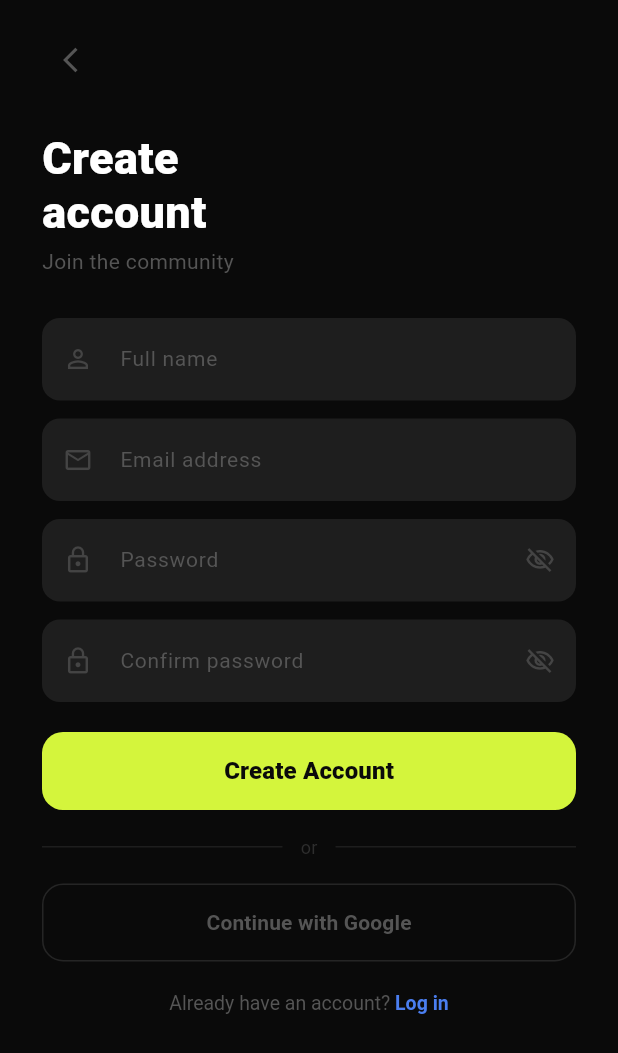
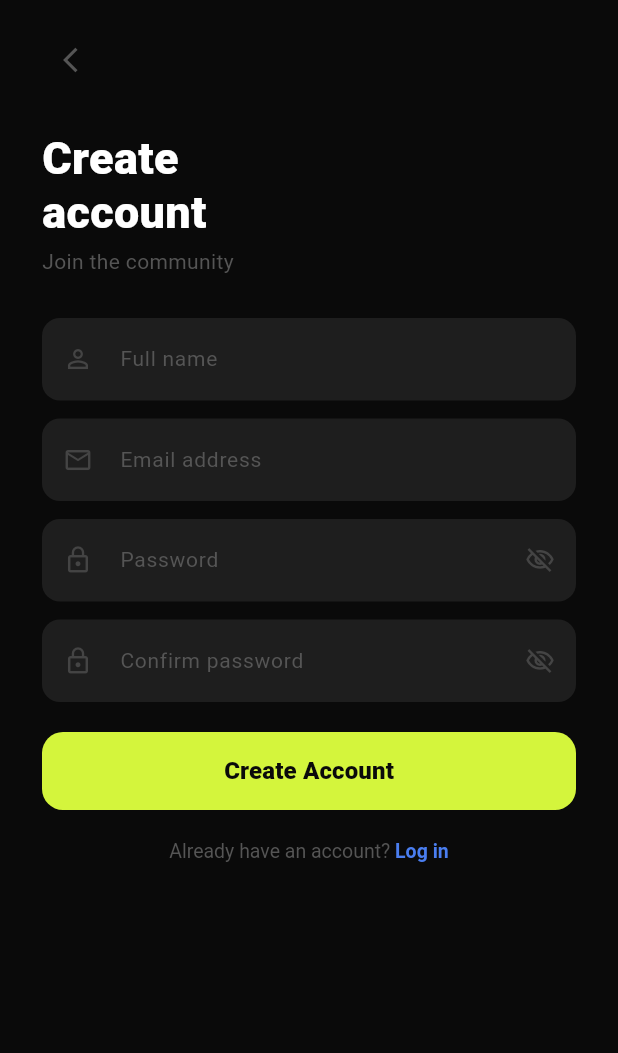
Before and after one commit to Brownspite/trekking_social, a Flutter app: the RegisterScreen screen opened directly, on a phone screen of 412 x 824 dp. Shown: the top 1053 px of the screen. Run offline on Flutter 3.47's test engine with Material 3 defaults, Android fonts, the light colour scheme and no system bars; our stand-ins replace cloud_firestore, firebase_auth, firebase_core, google_sign_in; accounts and stored records are empty.

Commit message:
minor changes: remove google sign in from ui

```diff
--- a/lib/screens/register_screen.dart
+++ b/lib/screens/register_screen.dart
@@ -31,8 +31,6 @@ class _RegisterScreenState extends State<RegisterScreen> {
     super.dispose();
   }
 
-  bool _isGoogleLoading = false;
-
   Future<void> _handleRegister() async {
     if (!_formKey.currentState!.validate()) return;
 
@@ -59,32 +57,6 @@ class _RegisterScreenState extends State<RegisterScreen> {
       if (mounted) {
         setState(() {
           _isLoading = false;
-        });
-      }
-    }
-  }
-
-  Future<void> _handleGoogleSignIn() async {
-    setState(() {
-      _isGoogleLoading = true;
-      _errorMessage = null;
-    });
-
-    try {
-      await _authService.signInWithGoogle();
-      if (mounted) {
-        Navigator.of(context).popUntil((route) => route.isFirst);
-      }
-    } catch (e) {
-      if (mounted) {
-        setState(() {
-          _errorMessage = e is String ? e : e.toString();
-        });
-      }
-    } finally {
-      if (mounted) {
-        setState(() {
-          _isGoogleLoading = false;
         });
       }
     }
@@ -248,45 +220,6 @@ class _RegisterScreenState extends State<RegisterScreen> {
                           ),
                   ),
                 ),
-                const SizedBox(height: 16),
-                Row(
-                  children: [
-                    Expanded(child: Container(height: 1, color: const Color(0xFF1E1E1E))),
-                    const Padding(
-                      padding: EdgeInsets.symmetric(horizontal: 12),
-                      child: Text('or', style: TextStyle(fontSize: 12, color: Color(0xFF2E2E2E))),
-                    ),
-                    Expanded(child: Container(height: 1, color: const Color(0xFF1E1E1E))),
-                  ],
-                ),
-                const SizedBox(height: 16),
-                SizedBox(
-                  width: double.infinity,
-                  height: 52,
-                  child: OutlinedButton(
-                    onPressed: _isGoogleLoading ? null : _handleGoogleSignIn,
-                    style: OutlinedButton.styleFrom(
-                      foregroundColor: const Color(0xFF555555),
-                      side: const BorderSide(color: Color(0xFF252525)),
-                      shape: RoundedRectangleBorder(
-                        borderRadius: BorderRadius.circular(14),
-                      ),
-                    ),
-                    child: _isGoogleLoading
-                        ? const SizedBox(
-                            width: 22,
-                            height: 22,
-                            child: CircularProgressIndicator(
-                              strokeWidth: 2.5,
-                              color: Color(0xFF555555),
-                            ),
-                          )
-                        : const Text(
-                            'Continue with Google',
-                            style: TextStyle(fontSize: 14, fontWeight: FontWeight.w600),
-                          ),
-                  ),
-                ),
                 const SizedBox(height: 20),
                 Center(
                   child: GestureDetector(
```
Also changed, not shown: lib/screens/login_screen.dart (+0 -67 lines).
